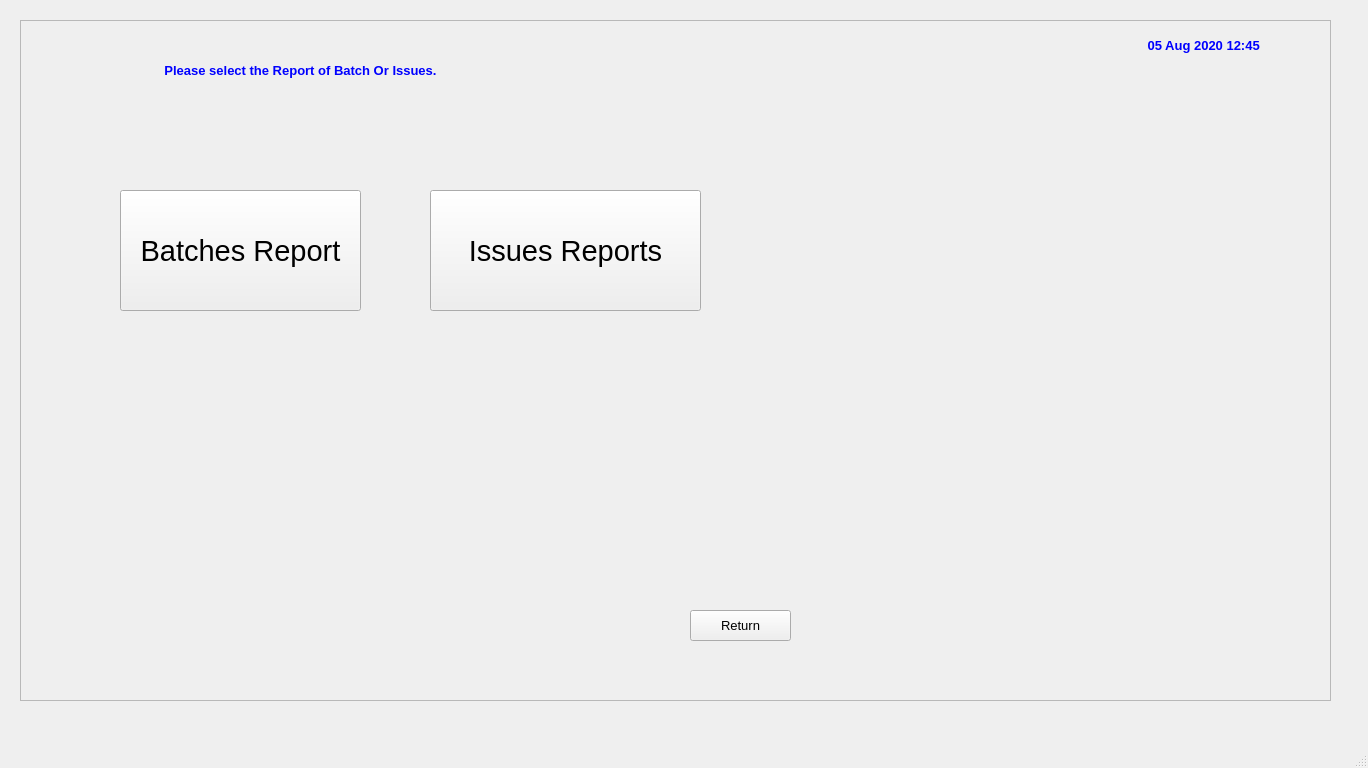
Above: FCI/ui/fci_08_reports_submenu.ui from sanjaymanegit/testRepo before the change. Below: the same form after it.
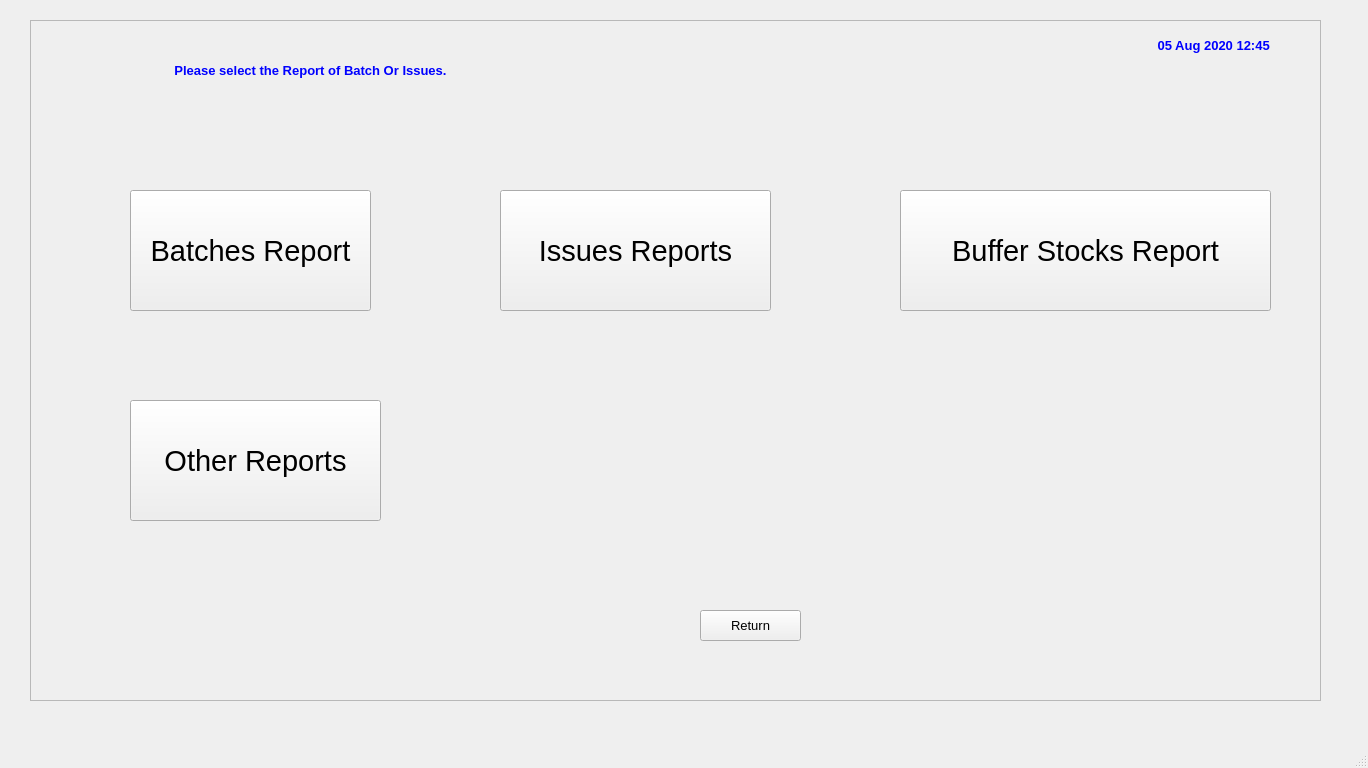
That is the form after the change.

```diff
--- a/FCI/ui/fci_08_reports_submenu.ui
+++ b/FCI/ui/fci_08_reports_submenu.ui
@@ -23,9 +23,9 @@
    <widget class="QFrame" name="frame">
     <property name="geometry">
      <rect>
-      <x>20</x>
+      <x>30</x>
       <y>20</y>
-      <width>1311</width>
+      <width>1291</width>
       <height>681</height>
      </rect>
     </property>
@@ -56,7 +56,7 @@
     <widget class="QPushButton" name="pushButton_4">
      <property name="geometry">
       <rect>
-       <x>410</x>
+       <x>470</x>
        <y>170</y>
        <width>271</width>
        <height>121</height>
@@ -151,6 +151,48 @@
       <set>Qt::AlignCenter</set>
      </property>
     </widget>
+    <widget class="QPushButton" name="pushButton_5">
+     <property name="geometry">
+      <rect>
+       <x>870</x>
+       <y>170</y>
+       <width>371</width>
+       <height>121</height>
+      </rect>
+     </property>
+     <property name="font">
+      <font>
+       <family>MS Sans Serif</family>
+       <pointsize>22</pointsize>
+       <weight>50</weight>
+       <bold>false</bold>
+      </font>
+     </property>
+     <property name="text">
+      <string>Buffer Stocks Report</string>
+     </property>
+    </widget>
+    <widget class="QPushButton" name="pushButton_6">
+     <property name="geometry">
+      <rect>
+       <x>100</x>
+       <y>380</y>
+       <width>251</width>
+       <height>121</height>
+      </rect>
+     </property>
+     <property name="font">
+      <font>
+       <family>MS Sans Serif</family>
+       <pointsize>22</pointsize>
+       <weight>50</weight>
+       <bold>false</bold>
+      </font>
+     </property>
+     <property name="text">
+      <string>Other Reports</string>
+     </property>
+    </widget>
    </widget>
   </widget>
   <widget class="QMenuBar" name="menubar">
```
